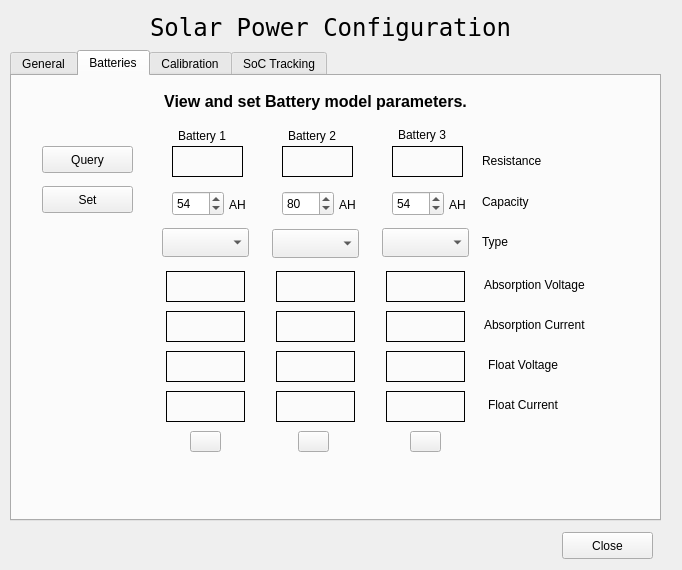
The window that gui/power-management-configure.ui (dmsherazi/Battery-Management-System) describes before a commit, drawn with Qt 5.
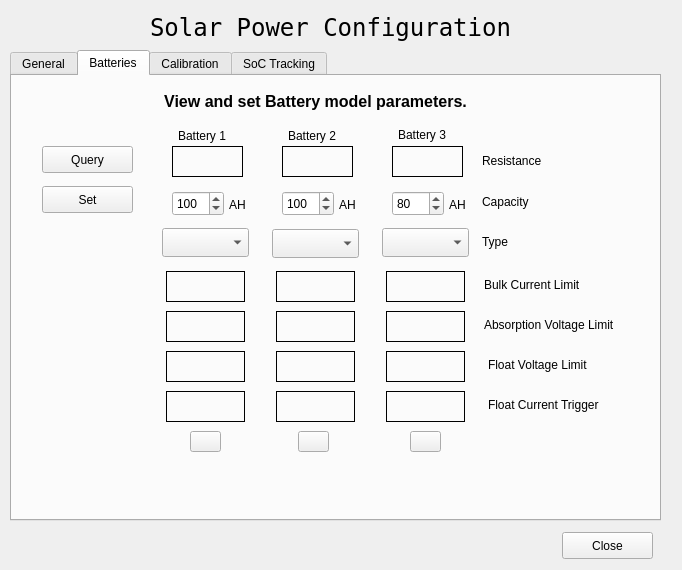
The same window after the commit. The open tabs and pages were chosen to show the change.

Commit message: Fix day error in time module Fix compile warning in measurement module Add in option to GUI to avoid switching in charge algorithm None of these are tested yet.

What changed in the file:
```diff
--- a/gui/power-management-configure.ui
+++ b/gui/power-management-configure.ui
@@ -353,7 +353,7 @@
       <number>10</number>
      </property>
      <property name="value">
-      <number>54</number>
+      <number>100</number>
      </property>
     </widget>
     <widget class="QLabel" name="AHLabel_2">
@@ -391,7 +391,7 @@
       <number>10</number>
      </property>
      <property name="value">
-      <number>80</number>
+      <number>100</number>
      </property>
     </widget>
     <widget class="QLabel" name="AHLabel_3">
@@ -429,7 +429,7 @@
       <number>10</number>
      </property>
      <property name="value">
-      <number>54</number>
+      <number>80</number>
      </property>
     </widget>
     <widget class="QPushButton" name="setBatteryButton">
@@ -543,54 +543,6 @@
       <bool>true</bool>
      </property>
     </widget>
-    <widget class="QLabel" name="battery1AbsorptionVoltage">
-     <property name="geometry">
-      <rect>
-       <x>154</x>
-       <y>195</y>
-       <width>79</width>
-       <height>31</height>
-      </rect>
-     </property>
-     <property name="frameShape">
-      <enum>QFrame::Box</enum>
-     </property>
-     <property name="text">
-      <string/>
-     </property>
-    </widget>
-    <widget class="QLabel" name="battery2AbsorptionVoltage">
-     <property name="geometry">
-      <rect>
-       <x>264</x>
-       <y>195</y>
-       <width>79</width>
-       <height>31</height>
-      </rect>
-     </property>
-     <property name="frameShape">
-      <enum>QFrame::Box</enum>
-     </property>
-     <property name="text">
-      <string/>
-     </property>
-    </widget>
-    <widget class="QLabel" name="battery3AbsorptionVoltage">
-     <property name="geometry">
-      <rect>
-       <x>374</x>
-       <y>195</y>
-       <width>79</width>
-       <height>31</height>
-      </rect>
-     </property>
-     <property name="frameShape">
-      <enum>QFrame::Box</enum>
-     </property>
-     <property name="text">
-      <string/>
-     </property>
-    </widget>
     <widget class="QLabel" name="battery1FloatVoltage">
      <property name="geometry">
       <rect>
@@ -687,30 +639,17 @@
       <string/>
      </property>
     </widget>
-    <widget class="QLabel" name="absorptionVoltageLabel">
-     <property name="geometry">
-      <rect>
-       <x>472</x>
-       <y>200</y>
-       <width>135</width>
-       <height>17</height>
-      </rect>
-     </property>
-     <property name="text">
-      <string>Absorption Voltage</string>
-     </property>
-    </widget>
     <widget class="QLabel" name="floatVoltageLabel">
      <property name="geometry">
       <rect>
        <x>476</x>
        <y>280</y>
-       <width>95</width>
+       <width>133</width>
        <height>17</height>
       </rect>
      </property>
      <property name="text">
-      <string>Float Voltage</string>
+      <string>Float Voltage Limit</string>
      </property>
     </widget>
     <widget class="QLabel" name="floatCurrentLabel">
@@ -718,19 +657,19 @@
       <rect>
        <x>476</x>
        <y>320</y>
-       <width>97</width>
+       <width>143</width>
        <height>17</height>
       </rect>
      </property>
      <property name="text">
-      <string>Float Current</string>
+      <string>Float Current Trigger</string>
      </property>
     </widget>
     <widget class="QLabel" name="battery2AbsorptionCurrent">
      <property name="geometry">
       <rect>
        <x>264</x>
-       <y>235</y>
+       <y>195</y>
        <width>79</width>
        <height>31</height>
       </rect>
@@ -746,7 +685,7 @@
      <property name="geometry">
       <rect>
        <x>374</x>
-       <y>235</y>
+       <y>195</y>
        <width>79</width>
        <height>31</height>
       </rect>
@@ -762,7 +701,7 @@
      <property name="geometry">
       <rect>
        <x>154</x>
-       <y>235</y>
+       <y>195</y>
        <width>79</width>
        <height>31</height>
       </rect>
@@ -778,13 +717,13 @@
      <property name="geometry">
       <rect>
        <x>472</x>
-       <y>240</y>
+       <y>200</y>
        <width>135</width>
        <height>17</height>
       </rect>
      </property>
      <property name="text">
-      <string>Absorption Current</string>
+      <string>Bulk Current Limit</string>
      </property>
     </widget>
     <widget class="QPushButton" name="resetMissing1Button">
@@ -835,6 +774,67 @@
       <string/>
      </property>
     </widget>
+    <widget class="QLabel" name="absorptionVoltageLabel">
+     <property name="geometry">
+      <rect>
+       <x>472</x>
+       <y>240</y>
+       <width>169</width>
+       <height>17</height>
+      </rect>
+     </property>
+     <property name="text">
+      <string>Absorption Voltage Limit</string>
+     </property>
+    </widget>
+    <widget class="QLabel" name="battery1AbsorptionVoltage">
+     <property name="geometry">
+      <rect>
+       <x>154</x>
+       <y>235</y>
+       <width>79</width>
+       <height>31</height>
+      </rect>
+     </property>
+     <property name="frameShape">
+      <enum>QFrame::Box</enum>
+     </property>
+     <property name="text">
+      <string/>
+     </property>
+    </widget>
+    <widget class="QLabel" name="battery2AbsorptionVoltage">
+     <property name="geometry">
+      <rect>
+       <x>264</x>
+       <y>235</y>
+       <width>79</width>
+       <height>31</height>
+      </rect>
+     </property>
+     <property name="frameShape">
+      <enum>QFrame::Box</enum>
+     </property>
+     <property name="text">
+      <string/>
+     </property>
+    </widget>
+    <widget class="QLabel" name="battery3AbsorptionVoltage">
+     <property name="geometry">
+      <rect>
+       <x>374</x>
+       <y>235</y>
+       <width>79</width>
+       <height>31</height>
+      </rect>
+     </property>
+     <property name="frameShape">
+      <enum>QFrame::Box</enum>
+     </property>
+     <property name="text">
+      <string/>
+     </property>
+    </widget>
    </widget>
    <widget class="QWidget" name="calibrationTab">
     <attribute name="title">
```
Left out of the diff: 81 changed lines with no effect on the pictures. The commit also changes 5 other files.
